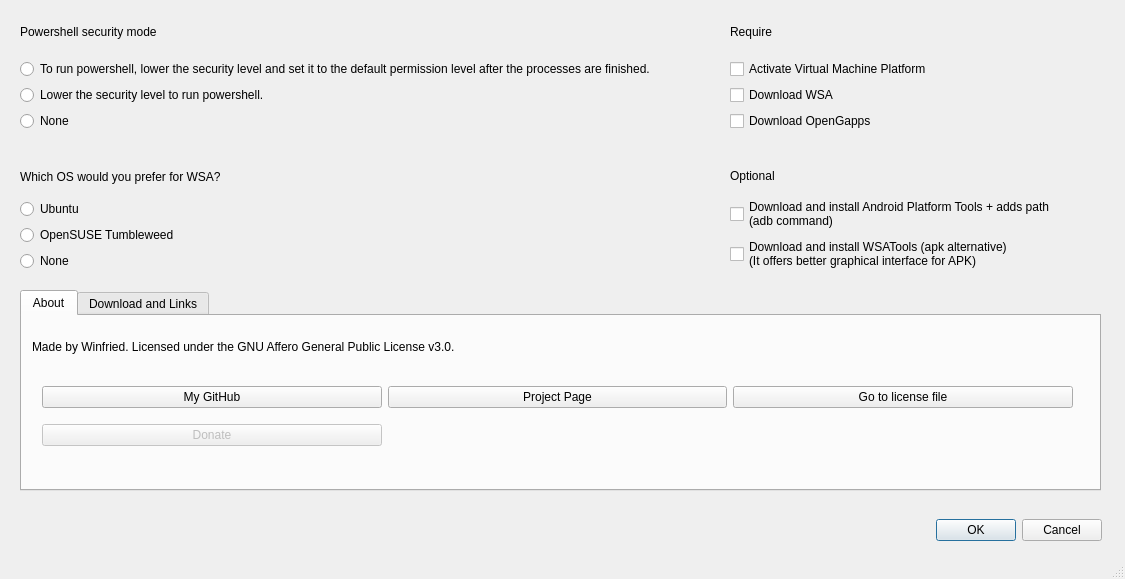
Qt form mainwindow.ui (herrwinfried/EasierWsaInstallerGui) before a commit.
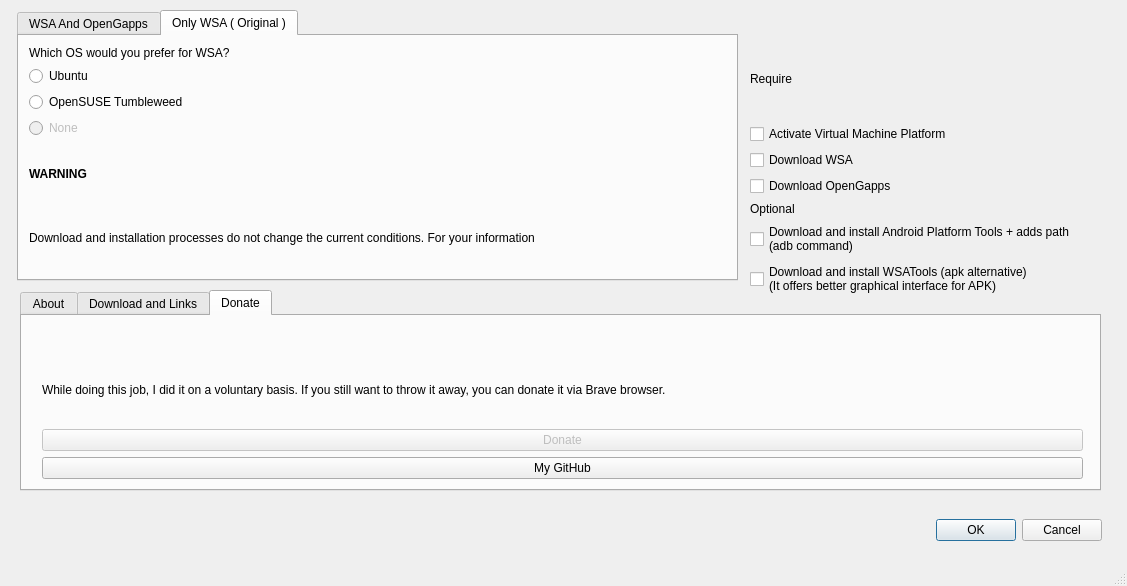
The same form after that commit. The open tabs and pages were chosen to show the change. Icons and pictures are not drawn.

Patch:
```diff
--- a/mainwindow.ui
+++ b/mainwindow.ui
@@ -6,8 +6,8 @@
    <rect>
     <x>0</x>
     <y>0</y>
-    <width>1125</width>
-    <height>579</height>
+    <width>1127</width>
+    <height>586</height>
    </rect>
   </property>
   <property name="windowTitle">
@@ -18,170 +18,6 @@
     <normaloff>:/images/52379312.png</normaloff>:/images/52379312.png</iconset>
   </property>
   <widget class="QWidget" name="centralwidget">
-   <widget class="QWidget" name="verticalLayoutWidget">
-    <property name="geometry">
-     <rect>
-      <x>730</x>
-      <y>10</y>
-      <width>361</width>
-      <height>121</height>
-     </rect>
-    </property>
-    <layout class="QVBoxLayout" name="verticalLayout_2">
-     <item>
-      <widget class="QLabel" name="label">
-       <property name="text">
-        <string>Require</string>
-       </property>
-      </widget>
-     </item>
-     <item>
-      <widget class="QCheckBox" name="vmp">
-       <property name="text">
-        <string>Activate Virtual Machine Platform</string>
-       </property>
-      </widget>
-     </item>
-     <item>
-      <widget class="QCheckBox" name="downloadwsa">
-       <property name="enabled">
-        <bool>true</bool>
-       </property>
-       <property name="text">
-        <string>Download WSA</string>
-       </property>
-      </widget>
-     </item>
-     <item>
-      <widget class="QCheckBox" name="downloadgapps">
-       <property name="enabled">
-        <bool>true</bool>
-       </property>
-       <property name="text">
-        <string>Download OpenGapps</string>
-       </property>
-      </widget>
-     </item>
-    </layout>
-   </widget>
-   <widget class="QWidget" name="verticalLayoutWidget_2">
-    <property name="geometry">
-     <rect>
-      <x>730</x>
-      <y>160</y>
-      <width>361</width>
-      <height>111</height>
-     </rect>
-    </property>
-    <layout class="QVBoxLayout" name="verticalLayout_3">
-     <item>
-      <widget class="QLabel" name="label_2">
-       <property name="text">
-        <string>Optional</string>
-       </property>
-      </widget>
-     </item>
-     <item>
-      <widget class="QCheckBox" name="adb">
-       <property name="text">
-        <string>Download and install Android Platform Tools + adds path 
-(adb command)</string>
-       </property>
-      </widget>
-     </item>
-     <item>
-      <widget class="QCheckBox" name="wsatools">
-       <property name="text">
-        <string>Download and install WSATools (apk alternative) 
-(It offers better graphical interface for APK)</string>
-       </property>
-      </widget>
-     </item>
-    </layout>
-   </widget>
-   <widget class="QWidget" name="verticalLayoutWidget_3">
-    <property name="geometry">
-     <rect>
-      <x>20</x>
-      <y>160</y>
-      <width>701</width>
-      <height>111</height>
-     </rect>
-    </property>
-    <layout class="QVBoxLayout" name="verticalLayout_4">
-     <item>
-      <widget class="QLabel" name="label_3">
-       <property name="text">
-        <string>Which OS would you prefer for WSA?</string>
-       </property>
-      </widget>
-     </item>
-     <item>
-      <widget class="QRadioButton" name="ubuntu">
-       <property name="text">
-        <string>Ubuntu</string>
-       </property>
-      </widget>
-     </item>
-     <item>
-      <widget class="QRadioButton" name="opensuse">
-       <property name="text">
-        <string>OpenSUSE Tumbleweed</string>
-       </property>
-      </widget>
-     </item>
-     <item>
-      <widget class="QRadioButton" name="nowsa">
-       <property name="text">
-        <string>None</string>
-       </property>
-      </widget>
-     </item>
-    </layout>
-   </widget>
-   <widget class="QWidget" name="verticalLayoutWidget_4">
-    <property name="geometry">
-     <rect>
-      <x>20</x>
-      <y>10</y>
-      <width>697</width>
-      <height>121</height>
-     </rect>
-    </property>
-    <layout class="QVBoxLayout" name="verticalLayout_5">
-     <item>
-      <widget class="QLabel" name="label_4">
-       <property name="text">
-        <string>Powershell security mode</string>
-       </property>
-      </widget>
-     </item>
-     <item>
-      <widget class="QRadioButton" name="powershelllowanddefault">
-       <property name="enabled">
-        <bool>true</bool>
-       </property>
-       <property name="text">
-        <string>To run powershell, lower the security level and set it to the default permission level after the processes are finished.</string>
-       </property>
-      </widget>
-     </item>
-     <item>
-      <widget class="QRadioButton" name="powershelllow">
-       <property name="text">
-        <string>Lower the security level to run powershell.</string>
-       </property>
-      </widget>
-     </item>
-     <item>
-      <widget class="QRadioButton" name="nops">
-       <property name="text">
-        <string>None</string>
-       </property>
-      </widget>
-     </item>
-    </layout>
-   </widget>
    <widget class="QWidget" name="horizontalLayoutWidget">
     <property name="geometry">
      <rect>
@@ -202,6 +38,9 @@
     </layout>
    </widget>
    <widget class="QTabWidget" name="tabWidget">
+    <property name="enabled">
+     <bool>true</bool>
+    </property>
     <property name="geometry">
      <rect>
       <x>20</x>
@@ -213,6 +52,9 @@
     <property name="currentIndex">
      <number>0</number>
     </property>
+    <property name="usesScrollButtons">
+     <bool>true</bool>
+    </property>
     <widget class="QWidget" name="tab_2">
      <attribute name="title">
       <string>About</string>
@@ -239,7 +81,7 @@
         <x>20</x>
         <y>60</y>
         <width>1031</width>
-        <height>80</height>
+        <height>85</height>
        </rect>
       </property>
       <layout class="QGridLayout" name="gridLayout">
@@ -264,13 +106,13 @@
          </property>
         </widget>
        </item>
-       <item row="1" column="0">
-        <widget class="QPushButton" name="donatebutton">
-         <property name="enabled">
-          <bool>false</bool>
+       <item row="0" column="2">
+        <widget class="QPushButton" name="licencefilego">
+         <property name="text">
+          <string>Go to license file</string>
          </property>
          <property name="text">
-          <string>Donate</string>
+          <string>My GitHub</string>
          </property>
         </widget>
        </item>
@@ -322,6 +164,296 @@
       </layout>
      </widget>
     </widget>
+    <widget class="QWidget" name="tab_3">
+     <property name="enabled">
+      <bool>true</bool>
+     </property>
+     <attribute name="title">
+      <string>Donate</string>
+     </attribute>
+     <widget class="QWidget" name="gridLayoutWidget_3">
+      <property name="geometry">
+       <rect>
+        <x>20</x>
+        <y>40</y>
+        <width>1041</width>
+        <height>123</height>
+       </rect>
+      </property>
+      <layout class="QGridLayout" name="gridLayout_3">
+       <item row="0" column="0">
+        <widget class="QLabel" name="label_6">
+         <property name="text">
+          <string>While doing this job, I did it on a voluntary basis. If you still want to throw it away, you can donate it via Brave browser.</string>
+         </property>
+        </widget>
+       </item>
+       <item row="1" column="0">
+        <widget class="QPushButton" name="donatebutton">
+         <property name="enabled">
+          <bool>false</bool>
+         </property>
+         <property name="text">
+          <string>Donate</string>
+         </property>
+        </widget>
+       </item>
+       <item row="2" column="0">
+        <widget class="QPushButton" name="mygithub_2">
+         <property name="text">
+          <string>My GitHub</string>
+         </property>
+        </widget>
+       </item>
+      </layout>
+     </widget>
+    </widget>
+   </widget>
+   <widget class="QTabWidget" name="tabWidget_2">
+    <property name="geometry">
+     <rect>
+      <x>17</x>
+      <y>10</y>
+      <width>721</width>
+      <height>271</height>
+     </rect>
+    </property>
+    <property name="currentIndex">
+     <number>0</number>
+    </property>
+    <widget class="QWidget" name="tab_4">
+     <attribute name="title">
+      <string>WSA And OpenGapps</string>
+     </attribute>
+     <widget class="QWidget" name="verticalLayoutWidget_4">
+      <property name="geometry">
+       <rect>
+        <x>10</x>
+        <y>10</y>
+        <width>788</width>
+        <height>121</height>
+       </rect>
+      </property>
+      <layout class="QVBoxLayout" name="verticalLayout_5">
+       <item>
+        <widget class="QLabel" name="label_4">
+         <property name="text">
+          <string>Powershell security mode</string>
+         </property>
+        </widget>
+       </item>
+       <item>
+        <widget class="QRadioButton" name="powershelllowanddefault">
+         <property name="enabled">
+          <bool>true</bool>
+         </property>
+         <property name="text">
+          <string>To run powershell, lower the security level and set it to the default permission level after the processes are finished.</string>
+         </property>
+        </widget>
+       </item>
+       <item>
+        <widget class="QRadioButton" name="powershelllow">
+         <property name="text">
+          <string>Lower the security level to run powershell.</string>
+         </property>
+        </widget>
+       </item>
+       <item>
+        <widget class="QRadioButton" name="nops">
+         <property name="text">
+          <string>None</string>
+         </property>
+        </widget>
+       </item>
+      </layout>
+     </widget>
+     <widget class="QWidget" name="verticalLayoutWidget_3">
+      <property name="geometry">
+       <rect>
+        <x>10</x>
+        <y>120</y>
+        <width>701</width>
+        <height>121</height>
+       </rect>
+      </property>
+      <layout class="QVBoxLayout" name="verticalLayout_4">
+       <item>
+        <widget class="QLabel" name="label_3">
+         <property name="text">
+          <string>Which OS would you prefer for WSA?</string>
+         </property>
+        </widget>
+       </item>
+       <item>
+        <widget class="QRadioButton" name="ubuntu">
+         <property name="text">
+          <string>Ubuntu</string>
+         </property>
+        </widget>
+       </item>
+       <item>
+        <widget class="QRadioButton" name="opensuse">
+         <property name="text">
+          <string>OpenSUSE Tumbleweed</string>
+         </property>
+        </widget>
+       </item>
+       <item>
+        <widget class="QRadioButton" name="nowsa">
+         <property name="text">
+          <string>None</string>
+         </property>
+        </widget>
+       </item>
+      </layout>
+     </widget>
+    </widget>
+    <widget class="QWidget" name="tab_5">
+     <attribute name="title">
+      <string>Only WSA ( Original )</string>
+     </attribute>
+     <widget class="QWidget" name="gridLayoutWidget_5">
+      <property name="geometry">
+       <rect>
+        <x>10</x>
+        <y>10</y>
+        <width>691</width>
+        <height>221</height>
+       </rect>
+      </property>
+      <layout class="QGridLayout" name="gridLayout_5">
+       <item row="4" column="0">
+        <widget class="QLabel" name="label_9">
+         <property name="text">
+          <string>Download and installation processes do not change the current conditions. For your information</string>
+         </property>
+        </widget>
+       </item>
+       <item row="0" column="0">
+        <layout class="QVBoxLayout" name="verticalLayout">
+         <item>
+          <widget class="QLabel" name="label_7">
+           <property name="text">
+            <string>Which OS would you prefer for WSA?</string>
+           </property>
+          </widget>
+         </item>
+         <item>
+          <widget class="QRadioButton" name="onlywsaubuntu">
+           <property name="text">
+            <string>Ubuntu</string>
+           </property>
+          </widget>
+         </item>
+         <item>
+          <widget class="QRadioButton" name="onlywsaopensusetw">
+           <property name="text">
+            <string>OpenSUSE Tumbleweed</string>
+           </property>
+          </widget>
+         </item>
+         <item>
+          <widget class="QRadioButton" name="onlywsanone">
+           <property name="enabled">
+            <bool>false</bool>
+           </property>
+           <property name="text">
+            <string>None</string>
+           </property>
+          </widget>
+         </item>
+        </layout>
+       </item>
+       <item row="3" column="0">
+        <widget class="QLabel" name="label_8">
+         <property name="font">
+          <font>
+           <weight>75</weight>
+           <bold>true</bold>
+          </font>
+         </property>
+         <property name="text">
+          <string>WARNING</string>
+         </property>
+        </widget>
+       </item>
+      </layout>
+     </widget>
+    </widget>
+   </widget>
+   <widget class="QWidget" name="verticalLayoutWidget">
+    <property name="geometry">
+     <rect>
+      <x>750</x>
+      <y>40</y>
+      <width>416</width>
+      <height>256</height>
+     </rect>
+    </property>
+    <layout class="QVBoxLayout" name="verticalLayout_2">
+     <item>
+      <widget class="QLabel" name="label_require">
+       <property name="text">
+        <string>Require</string>
+       </property>
+      </widget>
+     </item>
+     <item>
+      <widget class="QCheckBox" name="vmp">
+       <property name="text">
+        <string>Activate Virtual Machine Platform</string>
+       </property>
+      </widget>
+     </item>
+     <item>
+      <widget class="QCheckBox" name="downloadwsa">
+       <property name="enabled">
+        <bool>true</bool>
+       </property>
+       <property name="text">
+        <string>Download WSA</string>
+       </property>
+      </widget>
+     </item>
+     <item>
+      <widget class="QCheckBox" name="downloadgapps">
+       <property name="enabled">
+        <bool>true</bool>
+       </property>
+       <property name="text">
+        <string>Download OpenGapps</string>
+       </property>
+      </widget>
+     </item>
+     <item>
+      <layout class="QVBoxLayout" name="verticalLayout_3">
+       <item>
+        <widget class="QLabel" name="label_2">
+         <property name="text">
+          <string>Optional</string>
+         </property>
+        </widget>
+       </item>
+       <item>
+        <widget class="QCheckBox" name="adb">
+         <property name="text">
+          <string>Download and install Android Platform Tools + adds path 
+(adb command)</string>
+         </property>
+        </widget>
+       </item>
+       <item>
+        <widget class="QCheckBox" name="wsatools">
+         <property name="text">
+          <string>Download and install WSATools (apk alternative) 
+(It offers better graphical interface for APK)</string>
+         </property>
+        </widget>
+       </item>
+      </layout>
+     </item>
+    </layout>
    </widget>
   </widget>
   <widget class="QStatusBar" name="statusBar"/>
```
Left out of the diff: 21 changed lines with no effect on the pictures.
